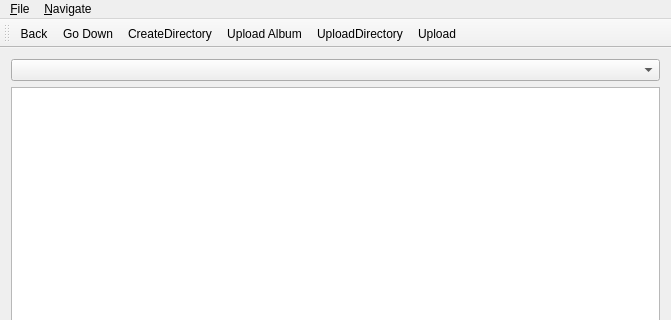
Old version of the form qt/mainwindow.ui in the repository whoozle/android-file-transfer-linux; both pictures show x 0 to 671 and y 0 to 320 of the 671 by 588 pixel window.
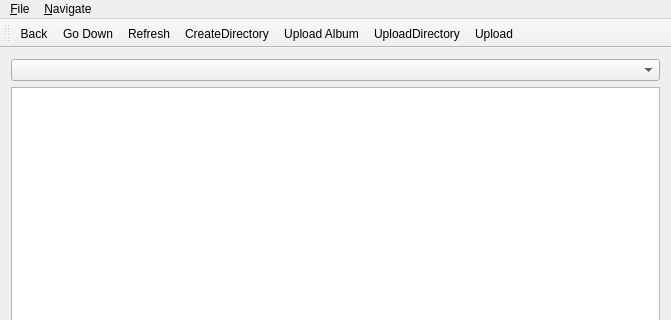
New version of the form. Icons and pictures are not drawn.

Commit message: added refresh button to toolbar

What changed in the file:
```diff
--- a/qt/mainwindow.ui
+++ b/qt/mainwindow.ui
@@ -94,6 +94,7 @@
    </attribute>
    <addaction name="actionBack"/>
    <addaction name="actionGo_Down"/>
+   <addaction name="actionRefresh"/>
    <addaction name="actionCreateDirectory"/>
    <addaction name="actionUpload_Album"/>
    <addaction name="actionUploadDirectory"/>
```
Left out of the diff: 21 changed lines with no effect on the pictures.
